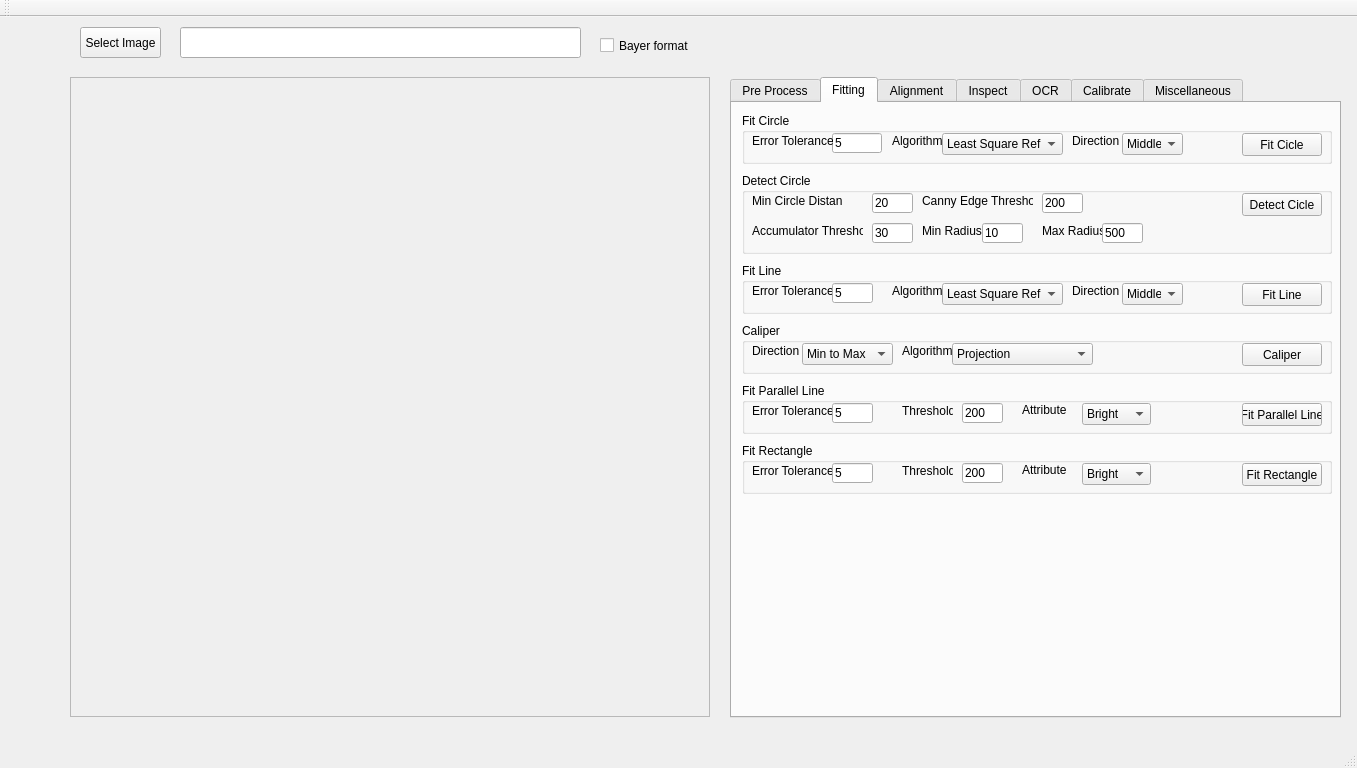
Above: VisionWidget/visionwidget.ui from hceng123/VisionLibrary before the change. Below: the same form after it.
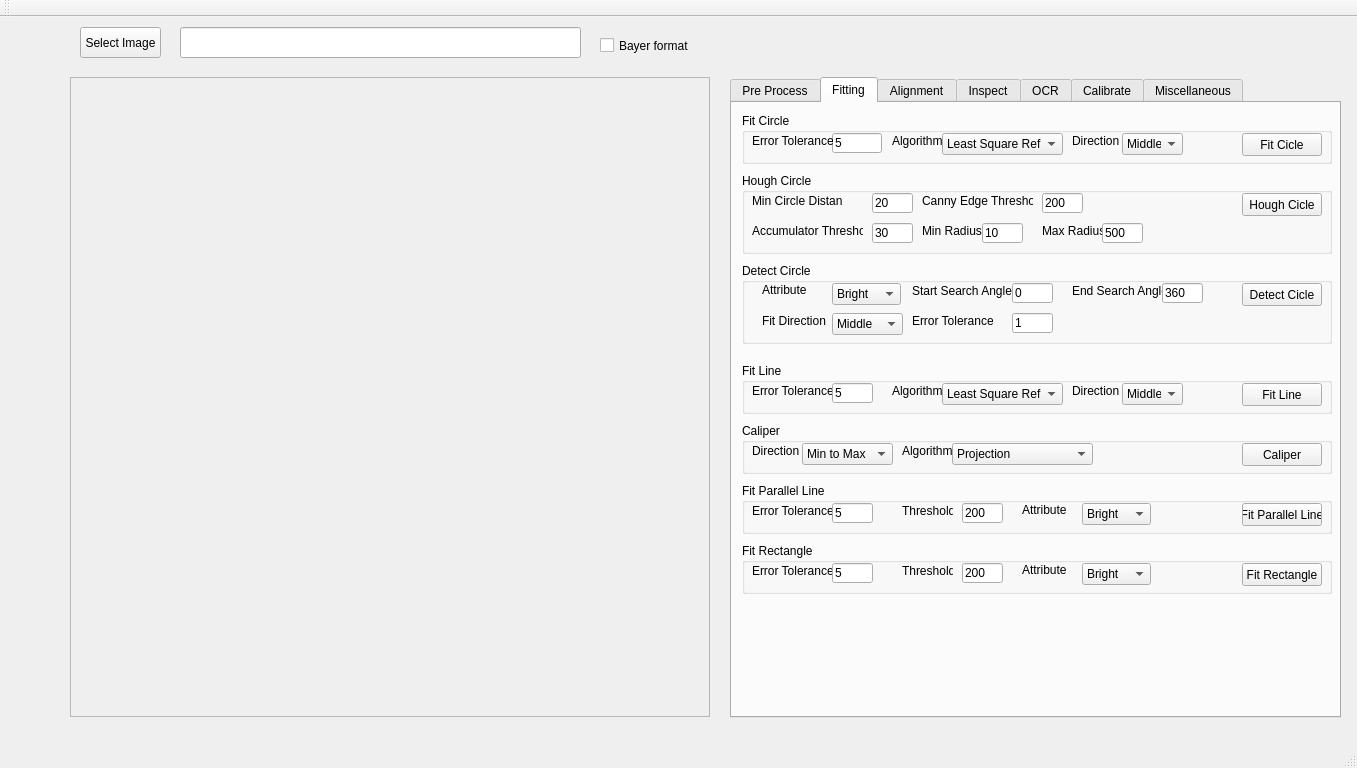
That is the form after the change. The open tabs and pages were chosen to show the change. Custom widgets are drawn as their Qt base class.

Commit message:
Add detect circle and hough circle tool box in VisionWidget.
Add detect circle and hough circle tool box in VisionWidget.

```diff
--- a/VisionWidget/visionwidget.ui
+++ b/VisionWidget/visionwidget.ui
@@ -249,7 +249,7 @@
       <property name="geometry">
        <rect>
         <x>10</x>
-        <y>160</y>
+        <y>260</y>
         <width>590</width>
         <height>51</height>
        </rect>
@@ -386,7 +386,7 @@
       <property name="geometry">
        <rect>
         <x>10</x>
-        <y>280</y>
+        <y>380</y>
         <width>590</width>
         <height>51</height>
        </rect>
@@ -503,7 +503,7 @@
       <property name="geometry">
        <rect>
         <x>10</x>
-        <y>340</y>
+        <y>440</y>
         <width>590</width>
         <height>51</height>
        </rect>
@@ -620,7 +620,7 @@
       <property name="geometry">
        <rect>
         <x>10</x>
-        <y>220</y>
+        <y>320</y>
         <width>590</width>
         <height>51</height>
        </rect>
@@ -714,7 +714,7 @@
        </item>
       </widget>
      </widget>
-     <widget class="QGroupBox" name="groupBoxDetectCircle">
+     <widget class="QGroupBox" name="groupBoxHoughCircle">
       <property name="geometry">
        <rect>
         <x>10</x>
@@ -724,9 +724,9 @@
        </rect>
       </property>
       <property name="title">
-       <string>Detect Circle</string>
+       <string>Hough Circle</string>
       </property>
-      <widget class="QPushButton" name="detectCircleBtn">
+      <widget class="QPushButton" name="houghCircleBtn">
        <property name="geometry">
         <rect>
          <x>500</x>
@@ -736,7 +736,7 @@
         </rect>
        </property>
        <property name="text">
-        <string>Detect Cicle</string>
+        <string>Hough Cicle</string>
        </property>
       </widget>
       <widget class="QLineEdit" name="lineEditDetectCircleMinDist">
@@ -885,6 +885,193 @@
        </property>
       </widget>
      </widget>
+     <widget class="QGroupBox" name="groupBoxDetectCircle">
+      <property name="geometry">
+       <rect>
+        <x>10</x>
+        <y>160</y>
+        <width>590</width>
+        <height>81</height>
+       </rect>
+      </property>
+      <property name="title">
+       <string>Detect Circle</string>
+      </property>
+      <widget class="QPushButton" name="detectCircleBtn">
+       <property name="geometry">
+        <rect>
+         <x>500</x>
+         <y>20</y>
+         <width>80</width>
+         <height>23</height>
+        </rect>
+       </property>
+       <property name="text">
+        <string>Detect Cicle</string>
+       </property>
+      </widget>
+      <widget class="QLineEdit" name="lineEditDetectCircleStartSrchAngle">
+       <property name="geometry">
+        <rect>
+         <x>270</x>
+         <y>20</y>
+         <width>41</width>
+         <height>20</height>
+        </rect>
+       </property>
+       <property name="inputMethodHints">
+        <set>Qt::ImhDigitsOnly</set>
+       </property>
+       <property name="text">
+        <string>0</string>
+       </property>
+      </widget>
+      <widget class="QLabel" name="labelDetectCircleMinRadius_3">
+       <property name="geometry">
+        <rect>
+         <x>170</x>
+         <y>20</y>
+         <width>101</width>
+         <height>16</height>
+        </rect>
+       </property>
+       <property name="text">
+        <string>Start Search Angle</string>
+       </property>
+      </widget>
+      <widget class="QLabel" name="labelDetectCircleEndSrchAngle">
+       <property name="geometry">
+        <rect>
+         <x>330</x>
+         <y>20</y>
+         <width>91</width>
+         <height>16</height>
+        </rect>
+       </property>
+       <property name="text">
+        <string>End Search Angle</string>
+       </property>
+      </widget>
+      <widget class="QLineEdit" name="lineEditDetectCircleEndSrchAngle">
+       <property name="geometry">
+        <rect>
+         <x>420</x>
+         <y>20</y>
+         <width>41</width>
+         <height>20</height>
+        </rect>
+       </property>
+       <property name="inputMethodHints">
+        <set>Qt::ImhDigitsOnly</set>
+       </property>
+       <property name="text">
+        <string>360</string>
+       </property>
+      </widget>
+      <widget class="QComboBox" name="comboBoxDetectCircleFitDirection">
+       <property name="geometry">
+        <rect>
+         <x>90</x>
+         <y>50</y>
+         <width>71</width>
+         <height>22</height>
+        </rect>
+       </property>
+       <property name="currentIndex">
+        <number>0</number>
+       </property>
+       <item>
+        <property name="text">
+         <string>Middle</string>
+        </property>
+       </item>
+       <item>
+        <property name="text">
+         <string>Inner</string>
+        </property>
+       </item>
+       <item>
+        <property name="text">
+         <string>Outer</string>
+        </property>
+       </item>
+      </widget>
+      <widget class="QLabel" name="labeDetectCircleFitDirection">
+       <property name="geometry">
+        <rect>
+         <x>20</x>
+         <y>50</y>
+         <width>71</width>
+         <height>16</height>
+        </rect>
+       </property>
+       <property name="text">
+        <string>Fit Direction</string>
+       </property>
+      </widget>
+      <widget class="QLineEdit" name="lineEditDetectCircleErrTol">
+       <property name="geometry">
+        <rect>
+         <x>270</x>
+         <y>50</y>
+         <width>41</width>
+         <height>20</height>
+        </rect>
+       </property>
+       <property name="inputMethodHints">
+        <set>Qt::ImhDigitsOnly</set>
+       </property>
+       <property name="text">
+        <string>1</string>
+       </property>
+      </widget>
+      <widget class="QLabel" name="labelDetectCircleErrTol">
+       <property name="geometry">
+        <rect>
+         <x>170</x>
+         <y>50</y>
+         <width>81</width>
+         <height>16</height>
+        </rect>
+       </property>
+       <property name="text">
+        <string>Error Tolerance</string>
+       </property>
+      </widget>
+      <widget class="QComboBox" name="comboBoxDetectCircleAttribute">
+       <property name="geometry">
+        <rect>
+         <x>90</x>
+         <y>20</y>
+         <width>69</width>
+         <height>22</height>
+        </rect>
+       </property>
+       <item>
+        <property name="text">
+         <string>Bright</string>
+        </property>
+       </item>
+       <item>
+        <property name="text">
+         <string>Dark</string>
+        </property>
+       </item>
+      </widget>
+      <widget class="QLabel" name="labelDetectCircleAttribute">
+       <property name="geometry">
+        <rect>
+         <x>20</x>
+         <y>20</y>
+         <width>47</width>
+         <height>13</height>
+        </rect>
+       </property>
+       <property name="text">
+        <string>Attribute</string>
+       </property>
+      </widget>
+     </widget>
     </widget>
     <widget class="QWidget" name="tabAlignment">
      <attribute name="title">
```
Left out of the diff: 22 changed lines with no effect on the pictures. The commit also changes 5 other files.
